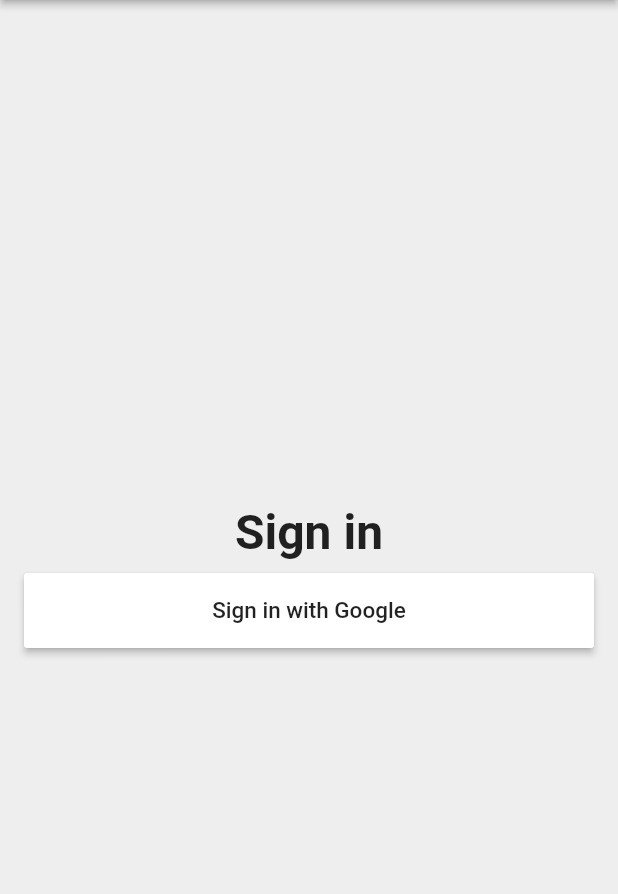
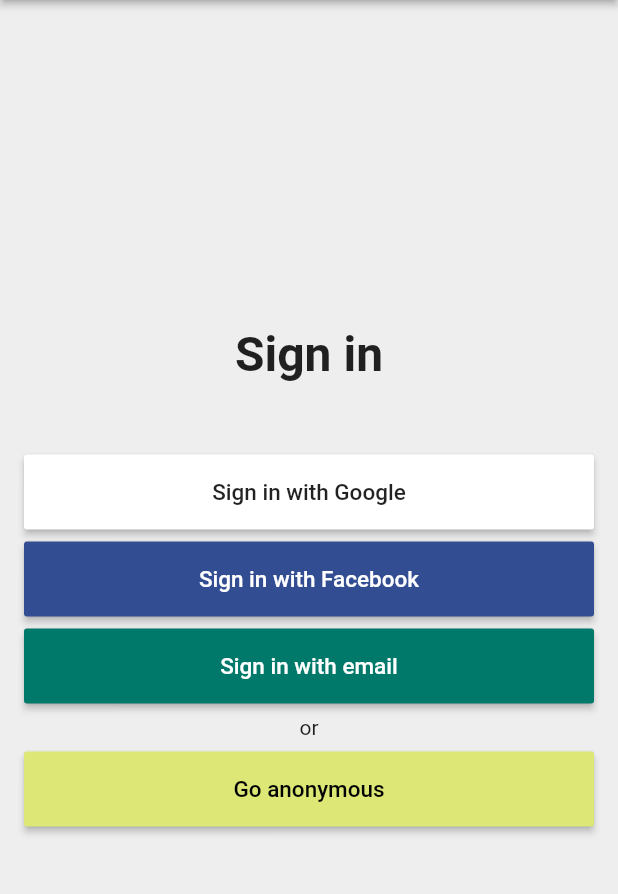
Before and after one commit to srinivassrivatsa/time_tracker_flutter_course, a Flutter app: the screen it shows after launch, on a phone screen of 412 x 824 dp, the part 84-978 px from its top. Run offline on Flutter 3.47's test engine with Material 2 defaults, Android fonts, the phone set to English and light mode, and no system bars; missing offline and left inert: dart:ffi.

Commit message:
All login buttons added

```diff
--- a/lib/app/sign_in/sign_in_page.dart
+++ b/lib/app/sign_in/sign_in_page.dart
@@ -31,7 +31,7 @@ class SignInPage extends StatelessWidget {
             style: TextStyle(fontSize: 32.0, fontWeight: FontWeight.w600),
           ),
           SizedBox(
-            height: 8.0,
+            height: 48.0,
           ),
           SignInButton(
             text: 'Sign in with Google',
@@ -39,6 +39,41 @@ class SignInPage extends StatelessWidget {
             textColor: Colors.black87,
             onPressed: () {},
           ),
+          SizedBox(
+            height: 8.0,
+          ),
+          SignInButton(
+            text: 'Sign in with Facebook',
+            textColor: Colors.white,
+            color: Color(0xFF334D92),
+            onPressed: () {},
+          ),
+          SizedBox(
+            height: 8.0,
+          ),
+          SignInButton(
+            text: 'Sign in with email',
+            textColor: Colors.white,
+            color: Colors.teal[700],
+            onPressed: () {},
+          ),
+          SizedBox(
+            height: 8.0,
+          ),
+          Text(
+            'or',
+            style: TextStyle(fontSize: 14.0, color: Colors.black87),
+            textAlign: TextAlign.center,
+          ),
+          SizedBox(
+            height: 8.0,
+          ),
+          SignInButton(
+            text: 'Go anonymous',
+            textColor: Colors.black,
+            color: Colors.lime[300],
+            onPressed: () {},
+          ),
         ],
       ),
     );
```
